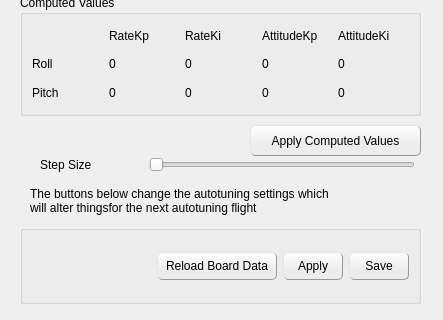
First picture: the form in ground/openpilotgcs/src/plugins/config/autotune.ui, repository openpilot/OpenPilot, before the edit; both pictures show x 0 to 443 and y 255 to 575 of the 443 by 575 pixel window.
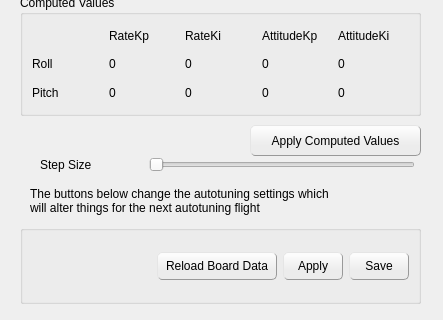
Second picture: the form after the edit.

Commit message: GCS - Very small UI fix on the autotuning page

```diff
--- a/ground/openpilotgcs/src/plugins/config/autotune.ui
+++ b/ground/openpilotgcs/src/plugins/config/autotune.ui
@@ -1001,13 +1001,13 @@
     <rect>
      <x>30</x>
      <y>440</y>
-     <width>371</width>
+     <width>401</width>
      <height>31</height>
     </rect>
    </property>
    <property name="text">
     <string>The buttons below change the autotuning settings which
-will alter thingsfor the next autotuning flight</string>
+will alter things for the next autotuning flight</string>
    </property>
   </widget>
   <widget class="QPushButton" name="useComputedValues">
```
